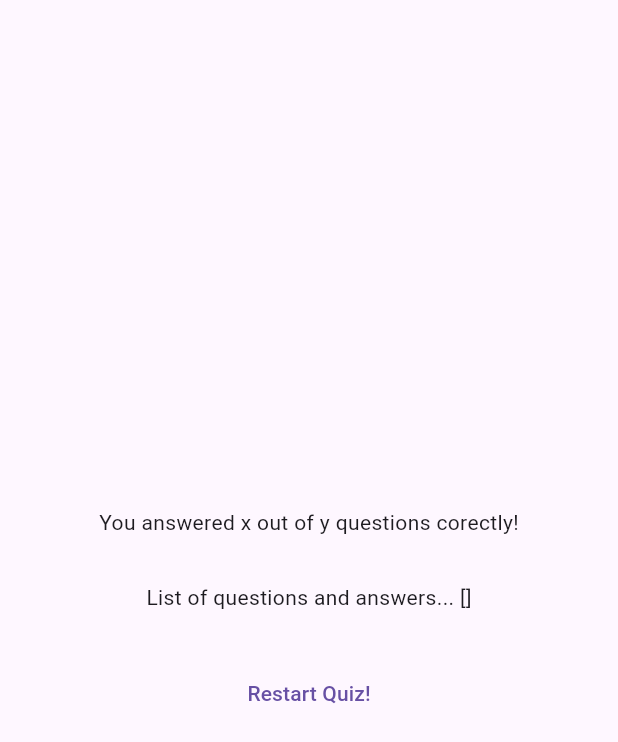
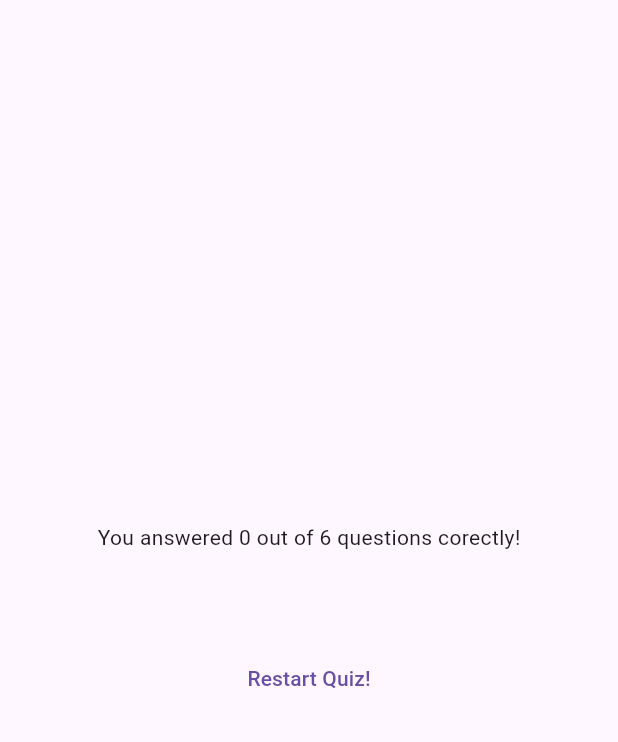
Before and after one commit to RonydaEssam/quiz_app, a Flutter app: the ResultsScreen widget shown alone on an empty page, opened directly with empty values, on a phone screen of 412 x 824 dp. Shown: the top 742 px of the screen. Run offline on Flutter 3.47's test engine with Material 3 defaults, Android fonts, the phone set to English and light mode, and no system bars; our stand-ins replace google_fonts.

Commit message:
update results screen

```diff
--- a/lib/results_screen.dart
+++ b/lib/results_screen.dart
@@ -1,6 +1,6 @@
 import 'package:flutter/material.dart';
-import 'package:quiz_app/main.dart';
-import 'package:quiz_app/start_screen.dart';
+import 'package:quiz_app/models/quiz_questions.dart';
+import 'package:quiz_app/questions_sumary.dart';
 
 class ResultsScreen extends StatelessWidget {
   const ResultsScreen({
@@ -12,17 +12,29 @@ class ResultsScreen extends StatelessWidget {
   final List<String> chosenAnswers;
   final void Function() onRestart;
 
-  /*
-  List<Map<String, Object>> getSummaryData {
+  List<Map<String, Object>> getSummaryData() {
     final List<Map<String, Object>> summary = [];
 
-
+    for (var i = 0; i < chosenAnswers.length; i++) {
+      summary.add({
+        'question_index': i,
+        'question': questions[i].text,
+        'user_answer': chosenAnswers[i],
+        'correct_answer': questions[i].answers[0],
+      });
+    }
 
     return summary;
   }
-*/
+
   @override
   Widget build(BuildContext context) {
+    final summaryData = getSummaryData();
+    final numTotalQuestions = questions.length;
+    final numCorrectAnswers = summaryData.where((data) {
+      return data['user_answer'] == data['correct_answer'];
+    }).length;
+
     return SizedBox(
       width: double.infinity,
       child: Container(
@@ -30,9 +42,11 @@ class ResultsScreen extends StatelessWidget {
         child: Column(
           mainAxisAlignment: MainAxisAlignment.center,
           children: [
-            const Text('You answered x out of y questions corectly!'),
+            Text(
+              'You answered $numCorrectAnswers out of $numTotalQuestions questions corectly!',
+            ),
             const SizedBox(height: 30),
-            Text('List of questions and answers... $chosenAnswers'),
+            QuestionsSumary(summaryData),
             const SizedBox(height: 30),
             TextButton(
               onPressed: onRestart,
```
Also changed, not shown: lib/questions_sumary.dart (added, +30 -0 lines).
